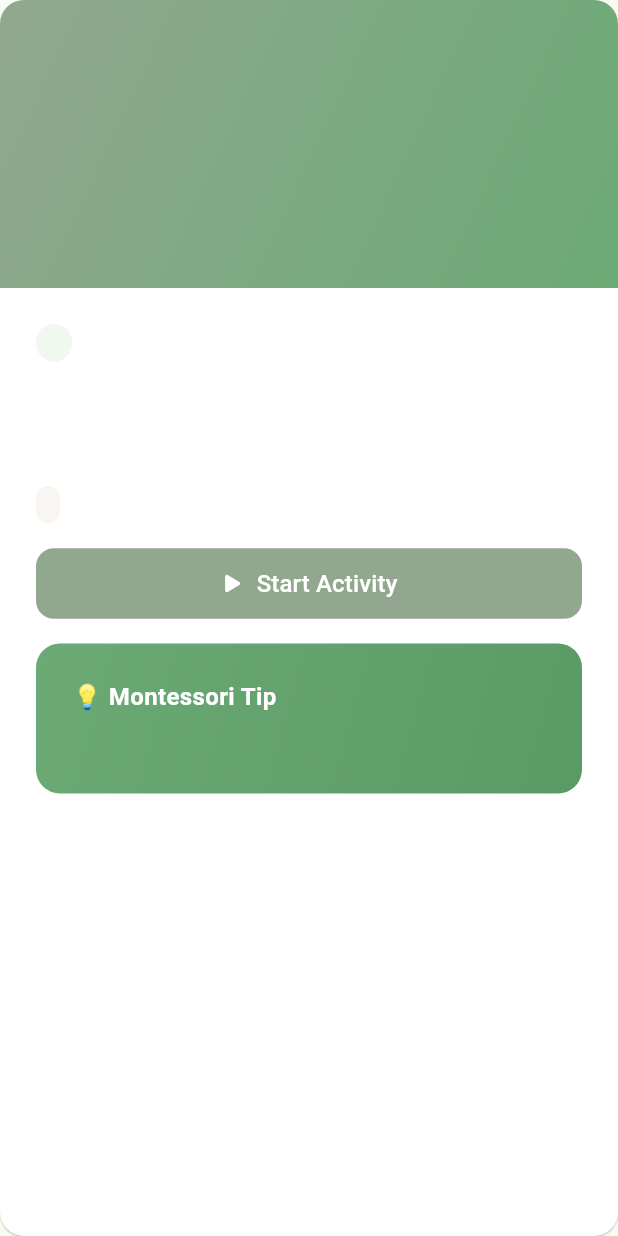
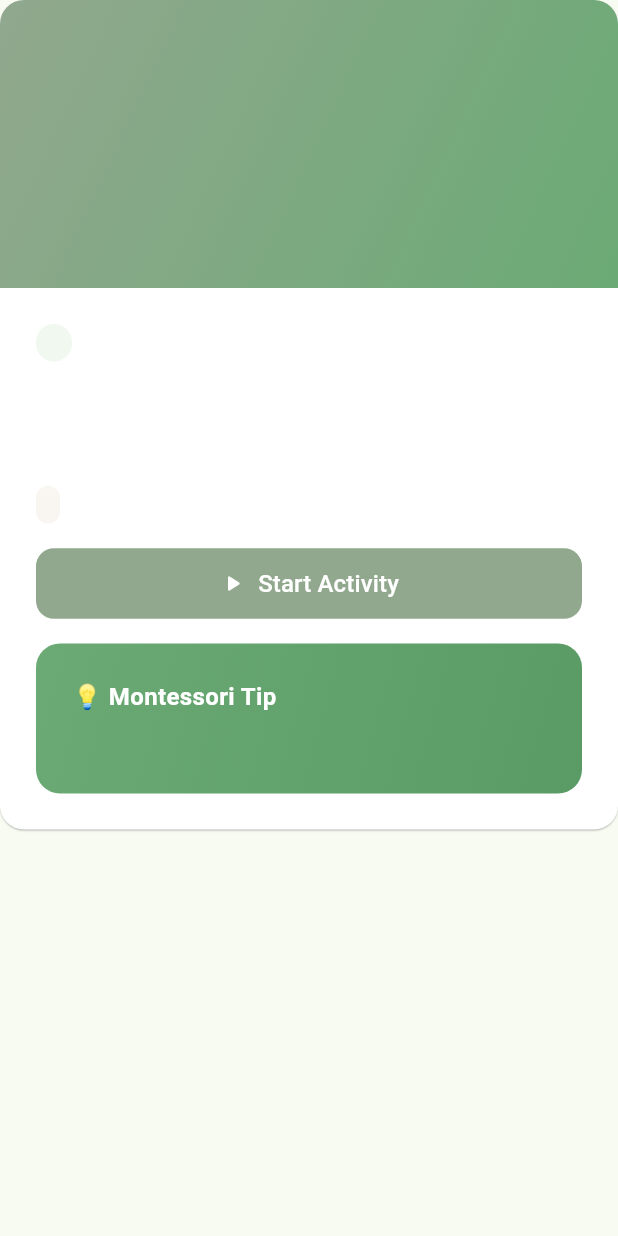
Before and after one commit to mustafayildiz12/play_monti, a Flutter app: the ActivityCard widget shown alone on an empty page, opened directly with empty values, on a phone screen of 412 x 824 dp. Run offline on Flutter 3.47's test engine with Material 3 defaults, Android fonts, the phone set to English and light mode, and no system bars; our stand-ins replace file_picker, firebase_auth, firebase_core, firebase_database, get, get_storage and 5 more; missing offline and left inert: excel; accounts and stored records are empty.

Commit message:
Changelog: => fix activity page size

```diff
--- a/lib/screens/Home/activity_card.dart
+++ b/lib/screens/Home/activity_card.dart
@@ -1,5 +1,4 @@
 import 'package:flutter/material.dart';
-import 'package:ionicons/ionicons.dart';
 import 'package:play_monti/constants/app_colors.dart';
 import 'package:play_monti/models/final_activity_model.dart';
 
@@ -7,11 +6,7 @@ class ActivityCard extends StatelessWidget {
   final FinalActivityModel activity;
   final VoidCallback onTap;
 
-  const ActivityCard({
-    super.key,
-    required this.activity,
-    required this.onTap,
-  });
+  const ActivityCard({super.key, required this.activity, required this.onTap});
 
   @override
   Widget build(BuildContext context) {
@@ -20,43 +15,39 @@ class ActivityCard extends StatelessWidget {
       shape: RoundedRectangleBorder(borderRadius: BorderRadius.circular(16)),
       color: Colors.white,
       margin: EdgeInsets.zero,
-      child: ListView(
+      child: Column( // ⬅️ ListView yerine Column
+        mainAxisSize: MainAxisSize.min,
+        crossAxisAlignment: CrossAxisAlignment.stretch,
         children: [
-          // Image (emoji background)
-          Container(
+          // Üst görsel (köşeler kesilsin)
+          ClipRRect(
+            borderRadius: const BorderRadius.vertical(top: Radius.circular(16)),
+            child: Container(
               height: 192,
-            width: double.infinity,
               decoration: const BoxDecoration(
-              borderRadius: BorderRadius.vertical(top: Radius.circular(16)),
                 gradient: LinearGradient(
-                colors: [
-                  AppColors.kButtonGreenColor,
-                  AppColors.kDarkGreenColor
-                ],
+                  colors: [AppColors.kButtonGreenColor, AppColors.kDarkGreenColor],
                   begin: Alignment.topLeft,
                   end: Alignment.bottomRight,
                 ),
               ),
               child: Center(
-              child: Text(
-                activity.emoji,
-                style: const TextStyle(fontSize: 64),
+                child: Text(activity.emoji, style: const TextStyle(fontSize: 64)),
               ),
             ),
           ),
-          // Card content
+          // İçerik
           Padding(
             padding: const EdgeInsets.all(24),
             child: Column(
               crossAxisAlignment: CrossAxisAlignment.start,
+              mainAxisSize: MainAxisSize.min,
               children: [
-                // Meta info
                 Row(
                   mainAxisAlignment: MainAxisAlignment.spaceBetween,
                   children: [
                     Container(
-                      padding: const EdgeInsets.symmetric(
-                          horizontal: 12, vertical: 4),
+                      padding: const EdgeInsets.symmetric(horizontal: 12, vertical: 4),
                       decoration: BoxDecoration(
                         color: AppColors.kMoreLightGreenColor,
                         borderRadius: BorderRadius.circular(12),
@@ -72,10 +63,7 @@ class ActivityCard extends StatelessWidget {
                     ),
                     Text(
                       activity.ageGroup,
-                      style: const TextStyle(
-                        fontSize: 12,
-                        color: AppColors.kSubtitleTextColor,
-                      ),
+                      style: const TextStyle(fontSize: 12, color: AppColors.kSubtitleTextColor),
                     ),
                   ],
                 ),
@@ -91,54 +79,35 @@ class ActivityCard extends StatelessWidget {
                 const SizedBox(height: 8),
                 Text(
                   activity.clue,
-                  style: const TextStyle(
-                    fontSize: 14,
-                    color: AppColors.kSubtitleTextColor,
-                    height: 1.43,
-                  ),
-                  maxLines: 2,
+                  style: const TextStyle(fontSize: 14, color: AppColors.kSubtitleTextColor, height: 1.43),
+                  maxLines: 3, // çok uzarsa sayfa taşmasın (opsiyonel)
                   overflow: TextOverflow.ellipsis,
                 ),
                 const SizedBox(height: 16),
-                // Tags
                 Container(
-                  padding:
-                      const EdgeInsets.symmetric(horizontal: 8, vertical: 4),
+                  padding: const EdgeInsets.symmetric(horizontal: 8, vertical: 4),
                   decoration: BoxDecoration(
                     color: AppColors.appBgColor,
                     borderRadius: BorderRadius.circular(8),
                   ),
                   child: Text(
                     activity.improvementArea,
-                    style: const TextStyle(
-                      fontSize: 12,
-                      color: AppColors.kSubtitleTextColor,
-                    ),
+                    style: const TextStyle(fontSize: 12, color: AppColors.kSubtitleTextColor),
                   ),
                 ),
                 const SizedBox(height: 16),
-                // Start Activity Button
                 SizedBox(
                   width: double.infinity,
                   child: ElevatedButton.icon(
                     style: ElevatedButton.styleFrom(
                       backgroundColor: AppColors.kButtonGreenColor,
                       padding: const EdgeInsets.symmetric(vertical: 12),
-                      shape: RoundedRectangleBorder(
-                        borderRadius: BorderRadius.circular(12),
-                      ),
+                      shape: RoundedRectangleBorder(borderRadius: BorderRadius.circular(12)),
                       elevation: 0,
                     ),
-                    icon: const Icon(Ionicons.play,
-                        size: 16, color: Colors.white),
-                    label: const Text(
-                      "Start Activity",
-                      style: TextStyle(
-                        color: Colors.white,
-                        fontSize: 16,
-                        fontWeight: FontWeight.w500,
-                      ),
-                    ),
+                    icon: const Icon(Icons.play_arrow_rounded, size: 18, color: Colors.white),
+                    label: const Text("Start Activity",
+                        style: TextStyle(color: Colors.white, fontSize: 16, fontWeight: FontWeight.w500)),
                     onPressed: onTap,
                   ),
                 ),
@@ -148,10 +117,7 @@ class ActivityCard extends StatelessWidget {
                   decoration: BoxDecoration(
                     borderRadius: BorderRadius.circular(16),
                     gradient: const LinearGradient(
-                      colors: [
-                        AppColors.kDarkGreenColor,
-                        AppColors.kLightGreenColor
-                      ],
+                      colors: [AppColors.kDarkGreenColor, AppColors.kLightGreenColor],
                       begin: Alignment.topLeft,
                       end: Alignment.bottomRight,
                     ),
@@ -159,24 +125,14 @@ class ActivityCard extends StatelessWidget {
                   padding: const EdgeInsets.all(24),
                   child: Column(
                     crossAxisAlignment: CrossAxisAlignment.start,
+                    mainAxisSize: MainAxisSize.min,
                     children: [
-                      const Text(
-                        "💡 Montessori Tip",
-                        style: TextStyle(
-                          fontSize: 16,
-                          fontWeight: FontWeight.w600,
-                          color: Colors.white,
-                        ),
-                      ),
+                      const Text("💡 Montessori Tip",
+                          style: TextStyle(fontSize: 16, fontWeight: FontWeight.w600, color: Colors.white)),
                       const SizedBox(height: 8),
                       Text(
                         activity.apothegm,
-                        style: const TextStyle(
-                          fontSize: 14,
-                          color: Colors.white,
-                          height: 1.43,
-                          // opacity Flutter'da ayrı, burada işlevsel
-                        ),
+                        style: const TextStyle(fontSize: 14, color: Colors.white, height: 1.43),
                       ),
                     ],
                   ),
--- a/lib/screens/Home/home_screen.dart
+++ b/lib/screens/Home/home_screen.dart
@@ -45,6 +45,7 @@ class _HomeScreenState extends State<HomeScreen> {
       ),
       body: SingleChildScrollView(
         padding: const EdgeInsets.all(16),
+        physics: const AlwaysScrollableScrollPhysics(),
         child: Column(
           children: [
             Row(
```
Also changed, not shown: lib/screens/Home/activities_carousel.dart (+69 -30 lines), lib/utlis/widgets/measure_size.dart (added, +28 -0 lines). Lines whose indentation alone changed are shown as unchanged.
